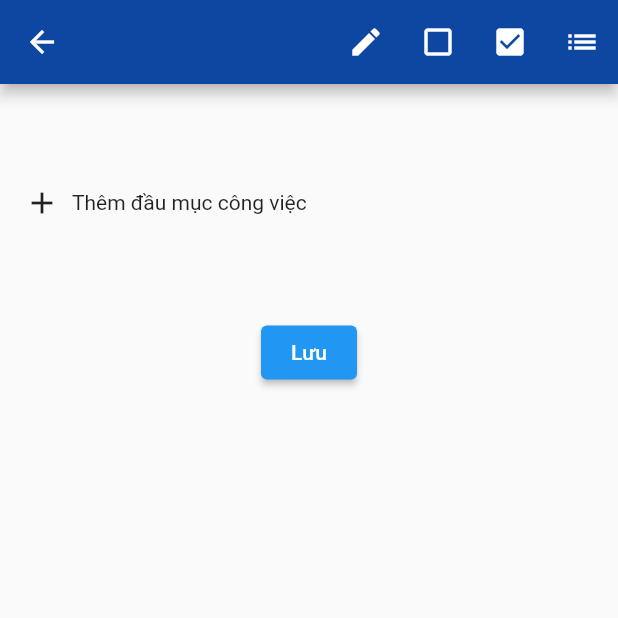
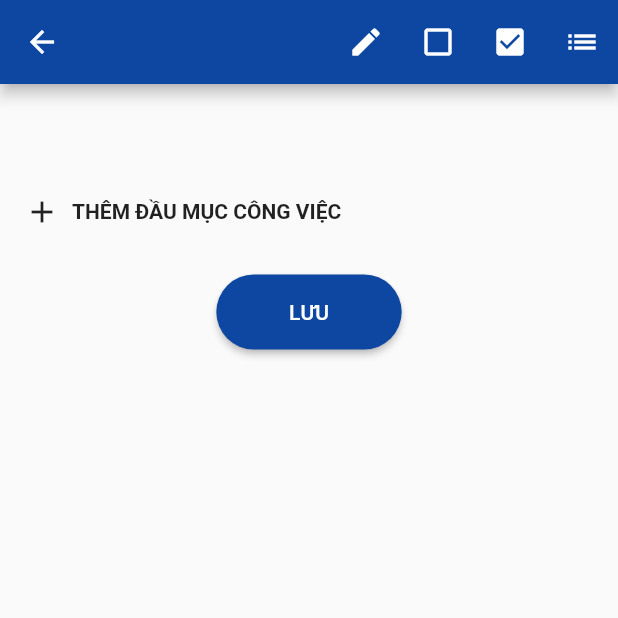
Before and after one commit to doxuannam1711/App_Mobie_Work_Manager, a Flutter app: the ChecklistScreenShow screen opened directly with empty values, on a phone screen of 412 x 824 dp, the top half of it. Run offline on Flutter 3.47's test engine with Material 2 defaults, Android fonts, the phone set to English and light mode, and no system bars; our stand-ins replace csv, file_picker, firebase_core, firebase_messaging, flutter_svg, googleapis_auth and 3 more; missing offline and left inert: dart:ffi, googleapis; accounts and stored records are empty; network calls fail; project files that could hold a hidden picture were left out; key blocks and very long unbroken strings in the code were emptied for the run.

Commit message:
Merge_main_to_Quang (#64)
* Nam_update_UI

---------

Co-authored-by: Quang3295 <94293232+Quang3295@users.noreply.github.com>

```diff
--- a/lib/attachment/attachment_screen.dart
+++ b/lib/attachment/attachment_screen.dart
@@ -451,6 +451,7 @@ class _AttachmentPageState extends State<AttachmentPage> {
       ),
       floatingActionButtonLocation: FloatingActionButtonLocation.endDocked,
       floatingActionButton: FloatingActionButton(
+        backgroundColor: Colors.blue[900],
         onPressed: _openFilePicker,
         tooltip: 'Add Attach File',
         child: const Icon(Icons.add),
--- a/lib/checklist/checklist_screen_show.dart
+++ b/lib/checklist/checklist_screen_show.dart
@@ -180,21 +180,32 @@ class _ChecklistScreenState extends State<ChecklistScreenShow> {
             const SizedBox(height: 8.0),
             // Display the checklist name as text
             if (!_isEditingName)
-              Text(
+              Padding(
+                padding: EdgeInsets.only(left:16),
+                child: Text(
                   _checklistName,
                   style: const TextStyle(
                     fontWeight: FontWeight.bold,
-                  fontSize: 16.0,
+                    fontSize: 18.0,
                   ),
                 ),
+              ),
+
+            // Text(
+            //   _checklistName,
+            //   style: const TextStyle(
+            //     fontWeight: FontWeight.bold,
+            //     fontSize: 18.0,
+            //   ),
+            // ),
             const SizedBox(height: 8.0),
             // Display the items based on the selected filter option
             for (final item in filteredItems)
               _buildChecklistItem(_items.indexOf(item), item),
-            const SizedBox(height: 16.0),
+            const SizedBox(height: 20.0),
             _buildAddNewItemRow(),
             if (_isAddingNewItem) _buildNewItemRow(),
-            const SizedBox(height: 64.0),
+            const SizedBox(height: 30.0),
             Row(
               mainAxisAlignment: MainAxisAlignment.spaceEvenly,
               children: [
@@ -210,7 +221,10 @@ class _ChecklistScreenState extends State<ChecklistScreenShow> {
                 //   },
                 //   child: Text('Save'),
                 // ),
-                ElevatedButton(
+                SizedBox(
+                  width: MediaQuery.of(context).size.width * 0.3,
+                  height: 50,
+                  child: ElevatedButton(
                     onPressed: () {
                       Navigator.pushAndRemoveUntil(
                         context,
@@ -220,13 +234,29 @@ class _ChecklistScreenState extends State<ChecklistScreenShow> {
                             false, // Xoá tất cả các screen còn lại trên stack
                       );
                     },
-                  style: ElevatedButton.styleFrom(
-                    backgroundColor: Theme.of(context).colorScheme.primary,
+                    style: ButtonStyle(
+                      shape: MaterialStateProperty.all<RoundedRectangleBorder>(
+                        RoundedRectangleBorder(
+                          borderRadius: BorderRadius.circular(
+                              35), // Adjust the value to your desired roundness
                         ),
-                  child: const Text('Lưu'),
                       ),
+                      backgroundColor: MaterialStateProperty.resolveWith<Color>(
+                        (Set<MaterialState> states) {
+                          if (states.contains(MaterialState.hovered)) {
+                            return Colors.black;
+                          }
+                          return Colors.blue.shade900;
+                        },
+                      ),
+                    ),
+                    child: const Text('LƯU'),
+                  ),
+                ),
+
               ],
             ),
+            const SizedBox(height: 30.0),
           ],
         ),
       ),
@@ -314,7 +344,13 @@ class _ChecklistScreenState extends State<ChecklistScreenShow> {
         children: [
           Icon(Icons.add),
           SizedBox(width: 8.0),
-          Text('Thêm đầu mục công việc'),
+          Text(
+            'THÊM ĐẦU MỤC CÔNG VIỆC',
+            style: TextStyle(
+              fontSize: 14,
+              fontWeight: FontWeight.bold
+            ),
+          ),
         ],
       ),
     );
```
Also changed, not shown: lib/list/list_screen.dart (+29 -2 lines). Lines whose indentation alone changed are shown as unchanged.
